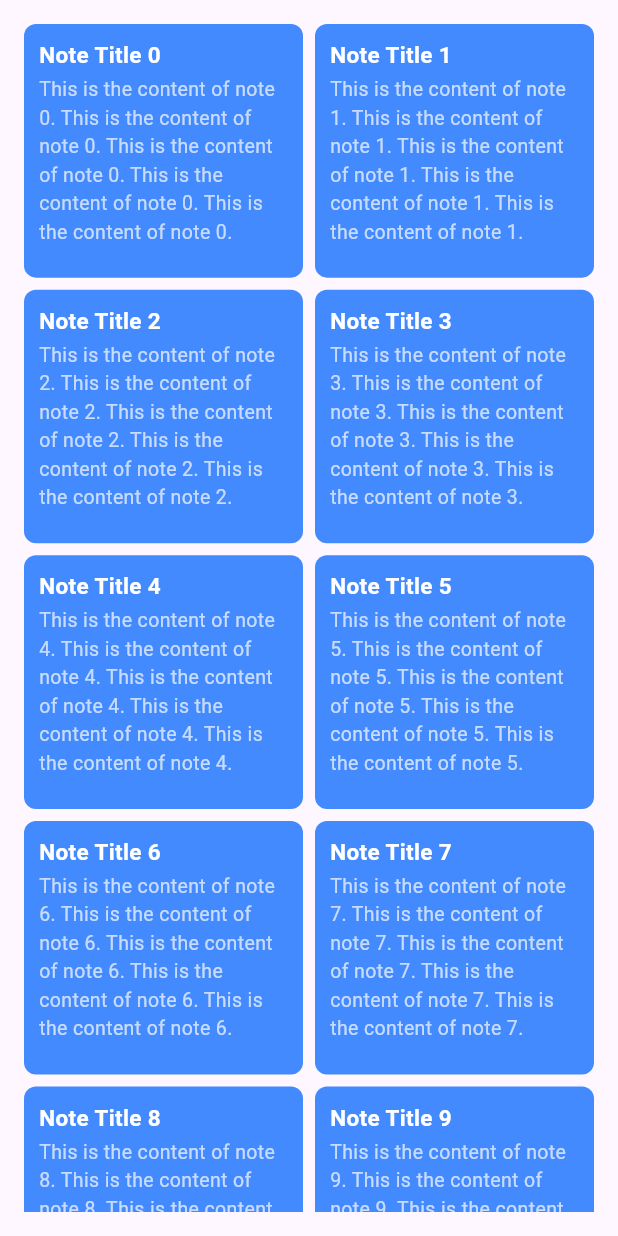
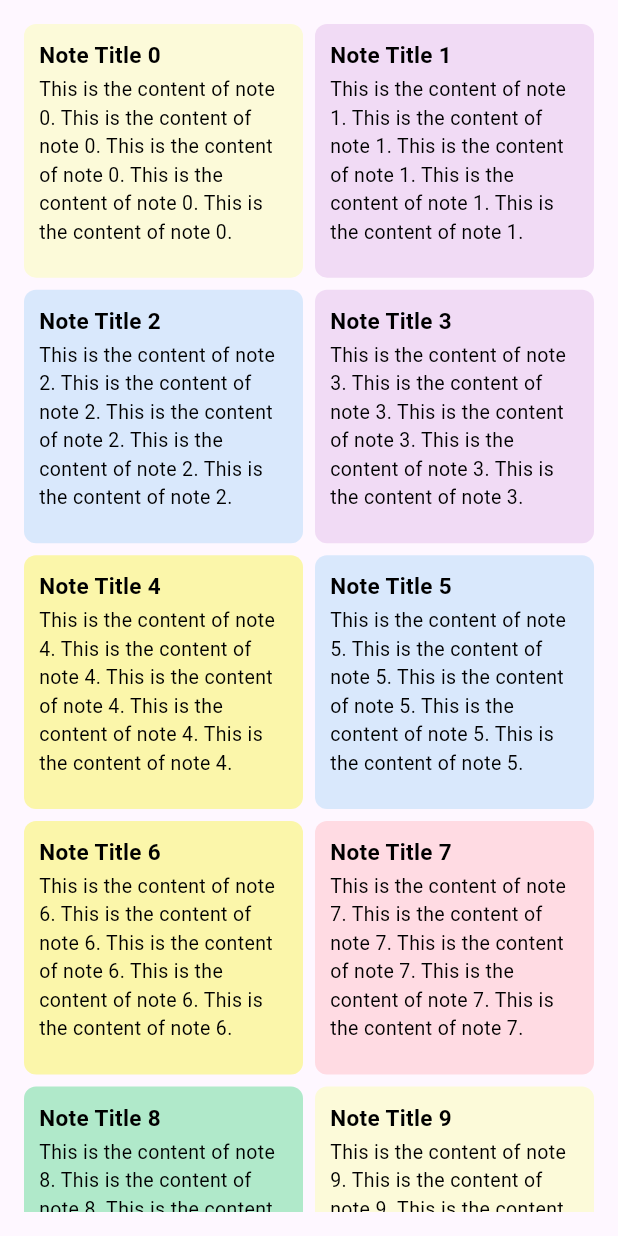
Before and after one commit to oluwaseyi9325/Note-App-Flutter, a Flutter app: the screen it shows after launch, on a phone screen of 412 x 824 dp. Run offline on Flutter 3.47's test engine with Material 3 defaults, Android fonts, the phone set to English and light mode, and no system bars.

Commit message:
feat: added random bg color to notes

```diff
--- a/lib/screens/home_screen.dart
+++ b/lib/screens/home_screen.dart
@@ -1,13 +1,28 @@
 import 'package:flutter/material.dart';
+import 'dart:math';
 
 class HomeScreen extends StatefulWidget {
   const HomeScreen({super.key});
+
+
 
   @override
   State<HomeScreen> createState() => _HomeScreenState();
 }
 
 class _HomeScreenState extends State<HomeScreen> {
+   final _random = Random();
+
+  final List<Color> _cardColors = [
+    Color(0xFFCDDCFD),
+    Color(0xFFFFD8F4),
+    Color(0xFFFBF6AA),
+    Color(0xFFB0E9CA),
+    Color(0xFFFCFAD9),
+    Color(0xFFF1DBF5),
+    Color(0xFFD9E8FC),
+    Color(0xFFFFDBE3),
+  ];
   @override
   Widget build(BuildContext context) {
     return Scaffold(
@@ -27,12 +42,13 @@ class _HomeScreenState extends State<HomeScreen> {
                   ),
                   itemCount: 20,
                   itemBuilder: (context, index) {
+                     final Color randomColor =_cardColors[_random.nextInt(_cardColors.length)];
                     return Container(
                       // margin: const EdgeInsets.all(8.0),
                       padding: const EdgeInsets.all(10.0),
                       // height: 100,
                       decoration: BoxDecoration(
-                        color: Colors.blueAccent,
+                        color: randomColor,
                         borderRadius: BorderRadius.circular(8.0),
                       ),
                       child: Column(
@@ -43,7 +59,7 @@ class _HomeScreenState extends State<HomeScreen> {
                             style: const TextStyle(
                               fontSize: 15,
                               fontWeight: FontWeight.bold,
-                              color: Colors.white,
+                              color: Colors.black,
                             ),
                           ),
                           const SizedBox(height: 3.0),
@@ -51,7 +67,7 @@ class _HomeScreenState extends State<HomeScreen> {
                             'This is the content of note $index. This is the content of note $index. This is the content of note $index. This is the content of note $index. This is the content of note $index.',
                             style: const TextStyle(
                               fontSize: 13,
-                              color: Colors.white70,
+                              color: Colors.black,
                             ),
                           ),
                         ],
```
